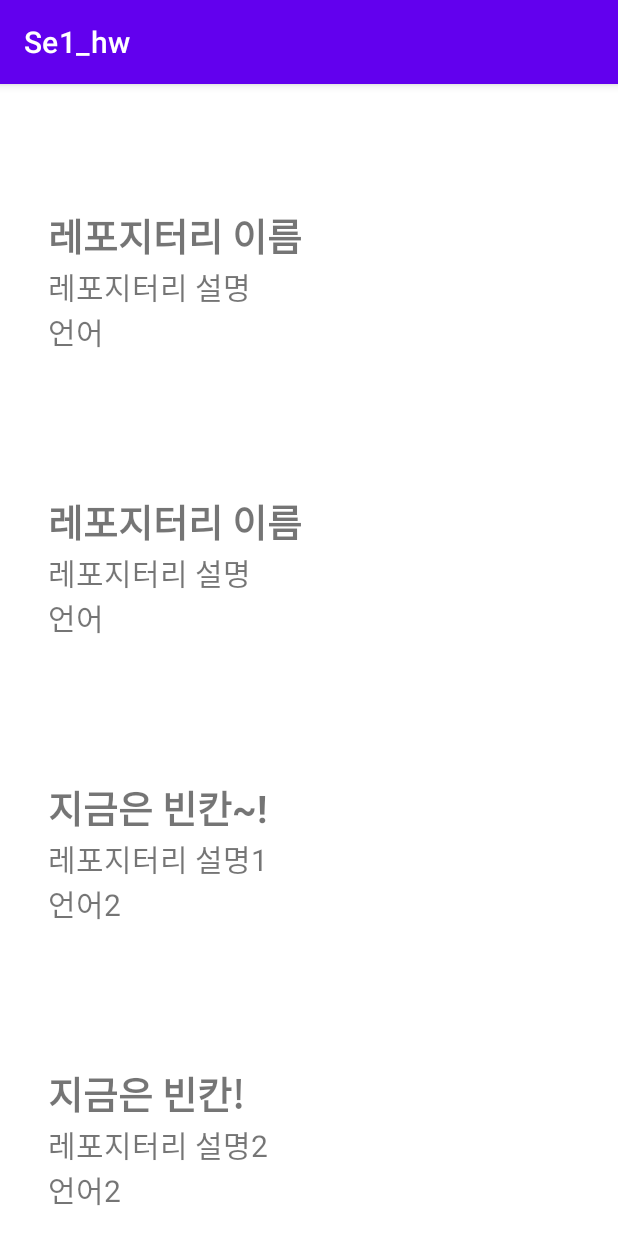
After one commit to SevenSevenAndroid/Chamchimayo_YejinGimbab, an Android app: the RepoInfoActivity screen opened directly, with no data from a screen before it, on a phone screen of 412 x 824 dp. The commit adds this screen. Run offline under Robolectric (Android 15) with nearby library versions, the phone set to English and light mode, and no system bars.

Commit message:
second assignment

```diff
--- a/app/src/main/AndroidManifest.xml
+++ b/app/src/main/AndroidManifest.xml
@@ -11,8 +11,12 @@
         android:theme="@style/Theme.Se1_hw">
         <activity android:name=".SignUpActivity"></activity>
         <activity android:name=".HomeActivity" />
-        <activity android:name=".UserInfoActivity"/>
+        <activity android:name=".RepoInfoActivity">
 
+        </activity>
+        <activity android:name=".UserInfoActivity">
+
+        </activity>
 
         <activity android:name=".SignInActivity">
             <intent-filter>
--- /dev/null
+++ b/app/src/main/java/com/example/se1_hw/FollowingRepo.kt
@@ -0,0 +1,7 @@
+package com.example.se1_hw
+
+data class FollowingRepo(
+    val repotext1: String,
+    val repotext2: String,
+    val repotext3: String
+)
--- /dev/null
+++ b/app/src/main/java/com/example/se1_hw/FollowingRepoAdapter.kt
@@ -0,0 +1,36 @@
+package com.example.se1_hw
+
+import android.view.LayoutInflater
+import android.view.ViewGroup
+import androidx.recyclerview.widget.RecyclerView
+import com.example.se1_hw.databinding.ItemRepoBinding
+
+class FollowingRepoAdapter : RecyclerView.Adapter<FollowingRepoAdapter.FollowingRepoViewHolder>() {
+
+    val repoList = mutableListOf<FollowingRepo>()
+
+    override fun onCreateViewHolder(parent: ViewGroup, viewType: Int): FollowingRepoViewHolder {
+        val binding = ItemRepoBinding.inflate(
+            LayoutInflater.from(parent.context),
+            parent,
+            false
+        )
+        return FollowingRepoViewHolder(binding)
+    }
+
+    override fun getItemCount(): Int = repoList.size
+
+    override fun onBindViewHolder(holder: FollowingRepoViewHolder, position: Int) {
+        holder.onBind(repoList[position])
+    }
+
+    class FollowingRepoViewHolder(
+        private val binding:ItemRepoBinding
+    ) : RecyclerView.ViewHolder(binding.root){
+        fun onBind(followingRepo: FollowingRepo){
+            binding.text1.text = followingRepo.repotext1
+            binding.text2.text = followingRepo.repotext2
+            binding.text3.text = followingRepo.repotext3
+        }
+    }
+}
--- /dev/null
+++ b/app/src/main/java/com/example/se1_hw/FollowingRepoFragment.kt
@@ -0,0 +1,66 @@
+package com.example.se1_hw
+
+import android.os.Bundle
+import android.view.LayoutInflater
+import android.view.View
+import android.view.ViewGroup
+import androidx.fragment.app.Fragment
+import com.example.se1_hw.databinding.FragmentFollowingListBinding
+import com.example.se1_hw.databinding.FragmentFollowingRepoBinding
+
+class FollowingRepoFragment : Fragment() {
+    private var _binding:FragmentFollowingRepoBinding?=null
+    private val binding get() = _binding ?: error("View를 참조하기 위해 binding이 초기화되지 않았습니다.")
+    private lateinit var followingRepoAdapter: FollowingRepoAdapter
+
+    override fun onCreateView(
+        inflater: LayoutInflater,
+        container: ViewGroup?,
+        savedInstanceState: Bundle?
+    ): View? {
+        _binding = FragmentFollowingRepoBinding.inflate(
+            inflater,
+            container,
+            false
+        )
+        return binding.root
+    }
+    override fun onDestroyView() {
+        super.onDestroyView()
+        _binding = null
+    }
+
+    override fun onViewCreated(view: View, savedInstanceState: Bundle?) {
+        super.onViewCreated(view, savedInstanceState)
+
+        followingRepoAdapter = FollowingRepoAdapter()
+
+        binding.repoList.adapter = followingRepoAdapter
+
+        followingRepoAdapter.repoList.addAll(
+            listOf<FollowingRepo>(
+                FollowingRepo(
+                    repotext1 = "레포지터리 이름",
+                    repotext2 = "레포지터리 설명",
+                    repotext3 = "언어"
+                ),
+                FollowingRepo(
+                    repotext1 = "레포지터리 이름",
+                    repotext2 = "레포지터리 설명",
+                    repotext3 = "언어"
+                ),
+                FollowingRepo(
+                    repotext1 = "지금은 빈칸~!",
+                    repotext2 = "레포지터리 설명1",
+                    repotext3 = "언어2"
+                ),
+                FollowingRepo(
+                    repotext1 = "지금은 빈칸!",
+                    repotext2 = "레포지터리 설명2",
+                    repotext3 = "언어2"
+                )
+            )
+        )
+        followingRepoAdapter.notifyDataSetChanged()
+    }
+}
--- a/app/src/main/java/com/example/se1_hw/HomeActivity.kt
+++ b/app/src/main/java/com/example/se1_hw/HomeActivity.kt
@@ -13,6 +13,22 @@ class HomeActivity : AppCompatActivity() {
         binding = ActivityHomeBinding.inflate(layoutInflater)
         Log.d("onCreate", "onCreate(run)")
         setContentView(binding.root)
+
+        val repoFragment = FollowingRepoFragment()
+        val manager = supportFragmentManager
+        val transaction = manager.beginTransaction()
+        transaction.replace(R.id.fragment_container,repoFragment)
+        transaction.addToBackStack(null)
+        transaction.commit()
+
+        binding.btnMore.setOnClickListener(){
+            val infoFragment = FollowingListFragment()
+            val manager = supportFragmentManager
+            val transaction = manager.beginTransaction()
+            transaction.replace(R.id.fragment_container,infoFragment)
+            transaction.addToBackStack(null)
+            transaction.commit()
+        }
     }
     override fun onStart() {
         super.onStart()
--- /dev/null
+++ b/app/src/main/java/com/example/se1_hw/RepoInfoActivity.kt
@@ -0,0 +1,21 @@
+package com.example.se1_hw
+
+import android.os.Bundle
+import androidx.appcompat.app.AppCompatActivity
+import com.example.se1_hw.databinding.ActivityRepoInfoBinding
+import com.example.se1_hw.databinding.ActivityUserInfoBinding
+
+class RepoInfoActivity : AppCompatActivity() {
+    private lateinit var binding: ActivityRepoInfoBinding
+
+    override fun onCreate(savedInstanceState: Bundle?) {
+        super.onCreate(savedInstanceState)
+        binding = ActivityRepoInfoBinding.inflate(layoutInflater)
+        setContentView(binding.root)
+        val followingRepoFragment = FollowingRepoFragment()
+
+        val transaction = supportFragmentManager.beginTransaction()
+        transaction.add(R.id.repo_info_fragment,followingRepoFragment)
+        transaction.commit()
+    }
+}
--- a/app/src/main/java/com/example/se1_hw/SignInActivity.kt
+++ b/app/src/main/java/com/example/se1_hw/SignInActivity.kt
@@ -9,8 +9,7 @@ import android.widget.Toast
 import com.example.se1_hw.databinding.ActivityMainBinding
 
 class SignInActivity : AppCompatActivity() {
-    lateinit var binding:ActivityMainBinding
-    private val REQUEST_CODE = 100
+    private lateinit var binding:ActivityMainBinding
 
     override fun onCreate(savedInstanceState: Bundle?) {
         super.onCreate(savedInstanceState)
@@ -18,7 +17,7 @@ class SignInActivity : AppCompatActivity() {
         Log.d("onCreate", "onCreate(run)")
         setContentView(binding.root)
         initButtonClickEvent()
-        inittextClickEvent()
+        initTextClickEvent()
     }
     private fun initButtonClickEvent() {
         binding.button.setOnClickListener{
@@ -42,14 +41,13 @@ class SignInActivity : AppCompatActivity() {
 
         }
     }
-    private fun inittextClickEvent(){
+    private fun initTextClickEvent(){
         binding.signup.setOnClickListener{
             val intent = Intent(this@SignInActivity, SignUpActivity::class.java)
             startActivityForResult(intent,REQUEST_CODE)
         }
     }
-
-    override fun onActivityResult(requestCode: Int, resultCode: Int, data: Intent?) {
+    override fun onActivityResult(requestCode: Int, resultCode: Int, data: Intent?){
         super.onActivityResult(requestCode, resultCode, data)
         if(requestCode == REQUEST_CODE){
             if(resultCode == Activity.RESULT_OK){
@@ -57,6 +55,10 @@ class SignInActivity : AppCompatActivity() {
                 binding.passedit.setText(data!!.getStringExtra("password"))
             }
         }
+    }
+
+    companion object{
+        private const val REQUEST_CODE = 100
     }
 
     override fun onStart() {
--- a/app/src/main/res/layout/activity_home.xml
+++ b/app/src/main/res/layout/activity_home.xml
@@ -27,4 +27,25 @@
         android:textSize="16sp"
         android:text="\n cyj2825 \n ChoYeJin \n 안녕하세요! 반갑습니다" />
 
+    <Button
+        android:id="@+id/btn_more"
+        android:layout_width="wrap_content"
+        android:layout_height="wrap_content"
+        android:layout_marginStart="300dp"
+        app:layout_constraintBottom_toBottomOf="@id/text"
+        app:layout_constraintEnd_toEndOf="parent"
+        android:text="MORE" />
+
+
+    <LinearLayout
+        android:id="@+id/fragment_container"
+        android:orientation="vertical"
+        android:layout_width="match_parent"
+        android:layout_height="600dp"
+        app:layout_constraintTop_toBottomOf="@+id/btn_more"
+        app:layout_constraintLeft_toLeftOf="parent"
+        app:layout_constraintStart_toStartOf="parent">
+    </LinearLayout>
+
+
 </androidx.constraintlayout.widget.ConstraintLayout>
--- /dev/null
+++ b/app/src/main/res/layout/activity_repo_info.xml
@@ -0,0 +1,14 @@
+<?xml version="1.0" encoding="utf-8"?>
+<androidx.constraintlayout.widget.ConstraintLayout
+    xmlns:android="http://schemas.android.com/apk/res/android"
+    xmlns:tools="http://schemas.android.com/tools"
+    android:layout_width="match_parent"
+    android:layout_height="match_parent"
+    tools:context=".RepoInfoActivity">
+
+    <androidx.fragment.app.FragmentContainerView
+        android:id="@+id/repo_info_fragment"
+        android:layout_width="match_parent"
+        android:layout_height="match_parent"/>
+
+</androidx.constraintlayout.widget.ConstraintLayout>
--- /dev/null
+++ b/app/src/main/res/layout/fragment_following_repo.xml
@@ -0,0 +1,17 @@
+<?xml version="1.0" encoding="utf-8"?>
+<androidx.constraintlayout.widget.ConstraintLayout
+    xmlns:android="http://schemas.android.com/apk/res/android"
+    xmlns:tools="http://schemas.android.com/tools"
+    android:layout_width="match_parent"
+    android:layout_height="match_parent"
+    xmlns:app="http://schemas.android.com/apk/res-auto">
+
+    <androidx.recyclerview.widget.RecyclerView
+        android:id="@+id/repo_list"
+        android:layout_width="match_parent"
+        android:layout_height="0dp"
+        app:layout_constraintBottom_toBottomOf="parent"
+        app:layout_constraintTop_toBottomOf="@+id/text"
+        tools:listitem="@layout/item_repo"
+        app:layoutManager="androidx.recyclerview.widget.LinearLayoutManager"/>
+</androidx.constraintlayout.widget.ConstraintLayout>
--- /dev/null
+++ b/app/src/main/res/layout/item_repo.xml
@@ -0,0 +1,47 @@
+<?xml version="1.0" encoding="utf-8"?>
+<androidx.constraintlayout.widget.ConstraintLayout
+    xmlns:android="http://schemas.android.com/apk/res/android"
+    xmlns:app="http://schemas.android.com/apk/res-auto"
+    xmlns:tools="http://schemas.android.com/tools"
+    android:layout_width="match_parent"
+    android:layout_height="wrap_content"
+    android:padding="16dp">
+
+    <TextView
+        android:id="@+id/text1"
+        android:layout_width="wrap_content"
+        android:layout_height="wrap_content"
+        android:textSize="25sp"
+        android:textStyle="bold"
+        android:ellipsize="end"
+        android:layout_marginHorizontal="16dp"
+        app:layout_constraintBottom_toBottomOf="parent"
+        app:layout_constraintLeft_toLeftOf="parent"
+        app:layout_constraintTop_toTopOf="parent"
+        tools:text="레포지터리 이름" />
+
+    <TextView
+        android:id="@+id/text2"
+        android:layout_width="match_parent"
+        android:layout_height="wrap_content"
+        android:textSize="20sp"
+        android:ellipsize="end"
+        android:layout_marginHorizontal="16dp"
+        app:layout_constraintTop_toBottomOf="@+id/text1"
+        app:layout_constraintStart_toStartOf="@+id/text1"
+        app:layout_constraintRight_toRightOf="parent"
+        app:layout_constraintEnd_toEndOf="parent"
+        tools:text="레포지터리 설명" />
+
+    <TextView
+        android:id="@+id/text3"
+        android:layout_width="match_parent"
+        android:layout_height="wrap_content"
+        android:textSize="20sp"
+        android:layout_marginHorizontal="16dp"
+        app:layout_constraintTop_toBottomOf="@+id/text2"
+        app:layout_constraintStart_toStartOf="@+id/text2"
+        app:layout_constraintRight_toRightOf="parent"
+        app:layout_constraintEnd_toEndOf="parent"
+        tools:text="언어" />
+</androidx.constraintlayout.widget.ConstraintLayout>
```
